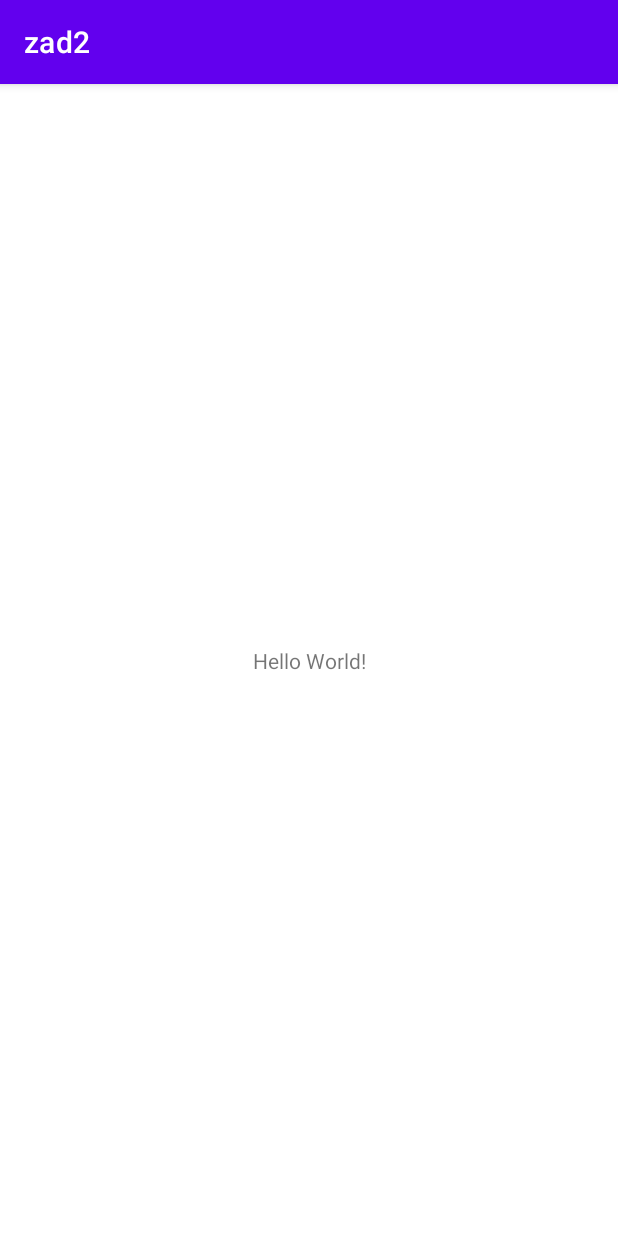
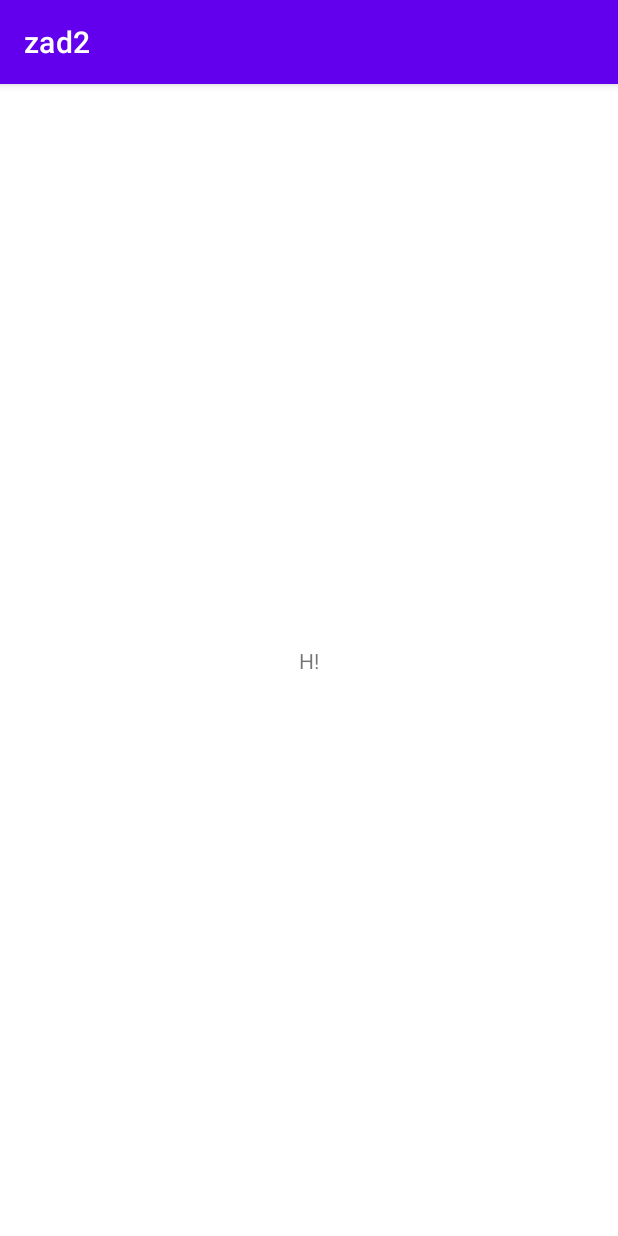
Before and after one commit to Markan123/Zadatak2, an Android app: the screen it shows after launch (MainActivity), on a phone screen of 412 x 824 dp. Run offline under Robolectric (Android 15) with nearby library versions, the phone set to English and light mode, and no system bars.

Commit message:
Vise nije hello world nego H

```diff
--- a/app/src/main/java/com/example/zad2/MainActivity.java
+++ b/app/src/main/java/com/example/zad2/MainActivity.java
@@ -9,6 +9,7 @@ public class MainActivity extends AppCompatActivity {
     @Override
     protected void onCreate(Bundle savedInstanceState) {
         super.onCreate(savedInstanceState);
+	int novaPromenljiva=0;
         setContentView(R.layout.activity_main);
     }
 }
--- a/app/src/main/res/layout/activity_main.xml
+++ b/app/src/main/res/layout/activity_main.xml
@@ -9,7 +9,7 @@
     <TextView
         android:layout_width="wrap_content"
         android:layout_height="wrap_content"
-        android:text="Hello World!"
+        android:text="H!"
         app:layout_constraintBottom_toBottomOf="parent"
         app:layout_constraintEnd_toEndOf="parent"
         app:layout_constraintStart_toStartOf="parent"
```
